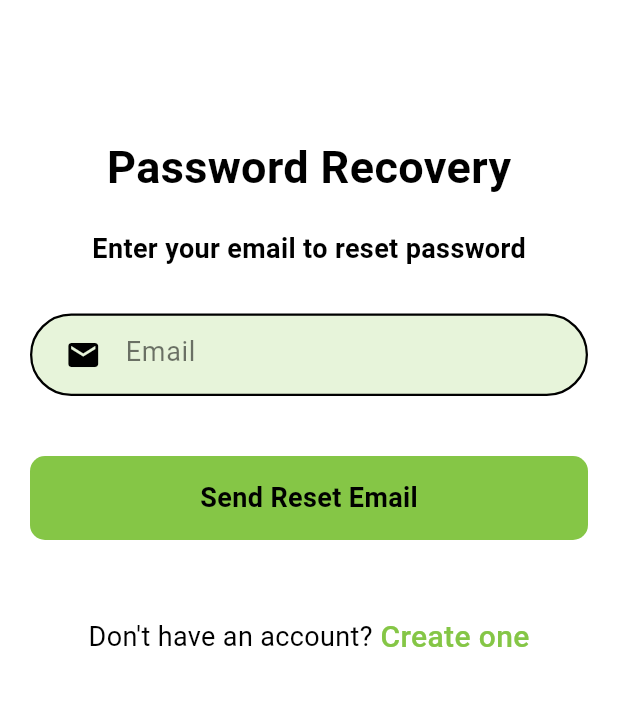
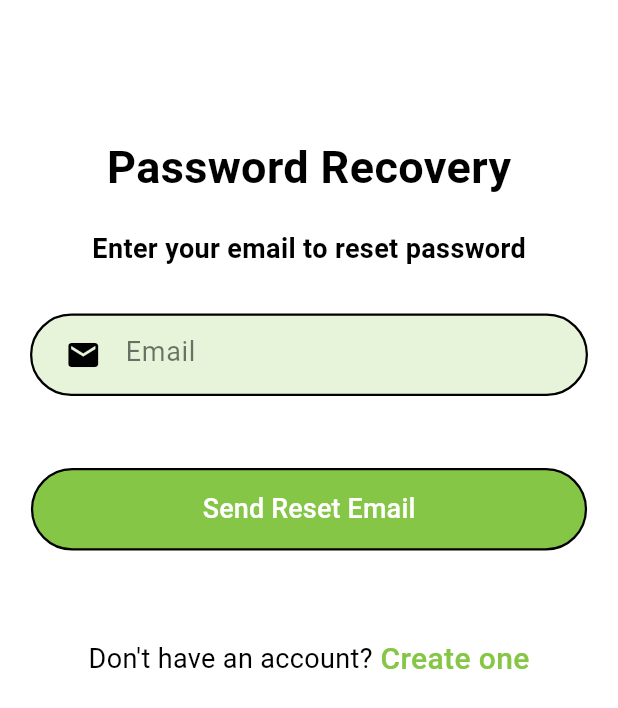
Before and after one commit to AryanBhimani/QuizMaster-Challenge, a Flutter app: the ForgotPassword screen opened directly, on a phone screen of 412 x 824 dp. Shown: the top 708 px of the screen. Run offline on Flutter 3.47's test engine with Material 3 defaults, Android fonts, the phone set to English and light mode, and no system bars; our stand-ins replace cloud_firestore, firebase_auth, firebase_core, google_mobile_ads, google_sign_in, html_unescape; accounts and stored records are empty; network calls fail.

Commit message:
first commit

```diff
--- a/lib/Screens/Login and signup/ForgotPassword.dart
+++ b/lib/Screens/Login and signup/ForgotPassword.dart
@@ -1,6 +1,7 @@
 import 'package:firebase_auth/firebase_auth.dart';
 import 'package:flutter/material.dart';
 import 'package:quizmaster_challenge/Screens/Login%20and%20signup/Login.dart';
+import 'package:quizmaster_challenge/Services/Button.dart';
 import 'package:quizmaster_challenge/Services/Colors.dart';
 
 class ForgotPassword extends StatefulWidget {
@@ -103,8 +104,9 @@ class _ForgotPasswordState extends State<ForgotPassword> {
                       ),
                     ),
                     const SizedBox(height: 40.0),
-                    GestureDetector(
-                      onTap: () {
+                    Button(
+                      label: "Send Reset Email",
+                      onPressed: () {
                         if (_formkey.currentState!.validate()) {
                           setState(() {
                             email = mailcontroller.text;
@@ -112,24 +114,6 @@ class _ForgotPasswordState extends State<ForgotPassword> {
                           resetPassword();
                         }
                       },
-                      child: Container(
-                        width: double.infinity,
-                        padding: const EdgeInsets.all(15),
-                        decoration: BoxDecoration(
-                          color: green,  // Keep the button color for the "Send Email"
-                          borderRadius: BorderRadius.circular(10),
-                        ),
-                        child: const Center(
-                          child: Text(
-                            "Send Reset Email",
-                            style: TextStyle(
-                              color: black,
-                              fontSize: 18.0,
-                              fontWeight: FontWeight.bold,
-                            ),
-                          ),
-                        ),
-                      ),
                     ),
                     const SizedBox(height: 50.0),
                     Row(
--- a/lib/Services/Button.dart
+++ b/lib/Services/Button.dart
@@ -24,7 +24,7 @@ class Button extends StatelessWidget {
 
       child: TextButton(
         onPressed: onPressed,
-        child: Text(label,style: const TextStyle(color: white),),
+        child: Text(label, style: const TextStyle(color: white, fontSize: 18.0)),
       ),
     );
   }
```
